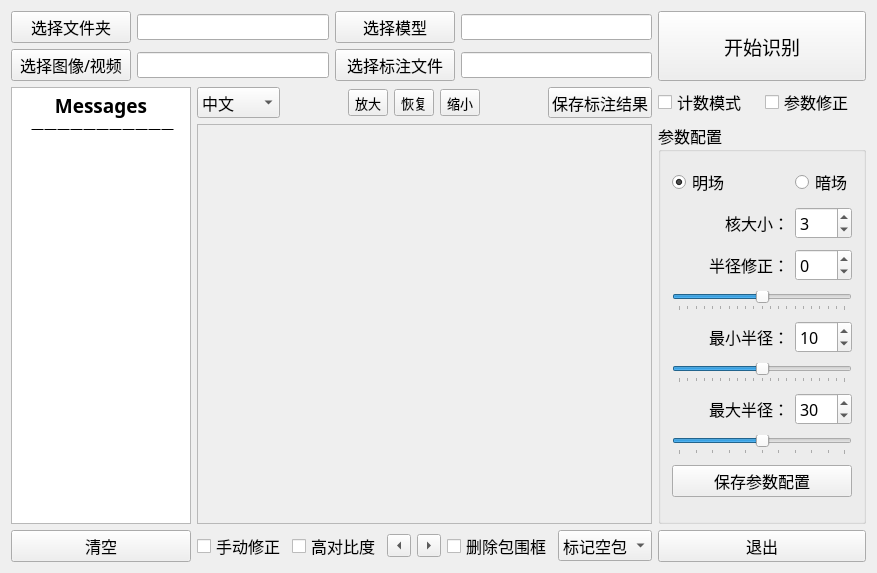
Above: WSCNet2/WSCNet2.ui from Loyage/WSCNet2 before the change. Below: the same form after it.
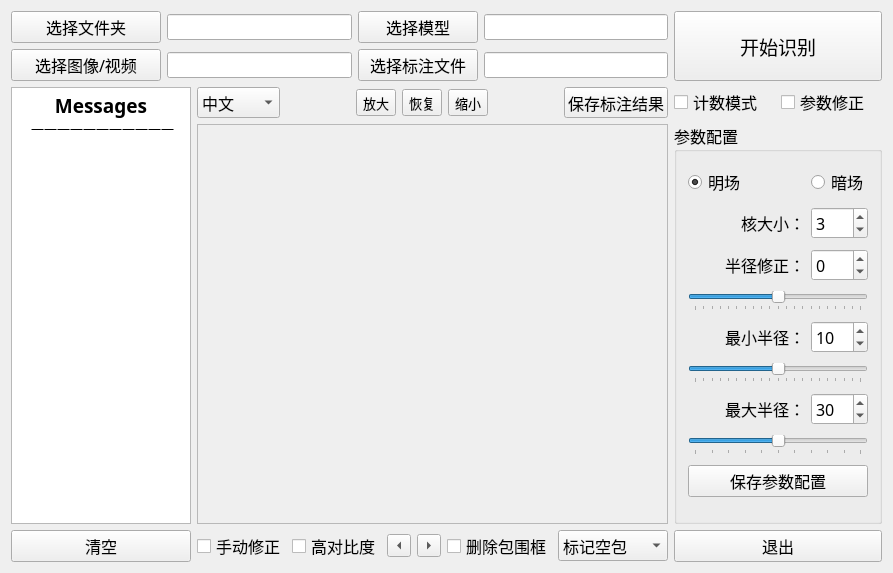
That is the form after the change.

```diff
--- a/WSCNet2/WSCNet2.ui
+++ b/WSCNet2/WSCNet2.ui
@@ -6,7 +6,7 @@
    <rect>
     <x>0</x>
     <y>0</y>
-    <width>860</width>
+    <width>879</width>
     <height>562</height>
    </rect>
   </property>
@@ -356,7 +356,7 @@
        </property>
        <property name="minimumSize">
         <size>
-         <width>120</width>
+         <width>150</width>
          <height>0</height>
         </size>
        </property>
@@ -381,7 +381,7 @@
        </property>
        <property name="minimumSize">
         <size>
-         <width>120</width>
+         <width>150</width>
          <height>0</height>
         </size>
        </property>
@@ -470,7 +470,7 @@
          <rect>
           <x>0</x>
           <y>0</y>
-          <width>444</width>
+          <width>463</width>
           <height>398</height>
          </rect>
         </property>
@@ -543,6 +543,12 @@
        </item>
        <item>
         <widget class="QComboBox" name="comboBox_function">
+         <property name="minimumSize">
+          <size>
+           <width>110</width>
+           <height>0</height>
+          </size>
+         </property>
          <property name="font">
           <font>
            <family>微软雅黑</family>
```
Left out of the diff: 2 changed lines with no effect on the pictures.
